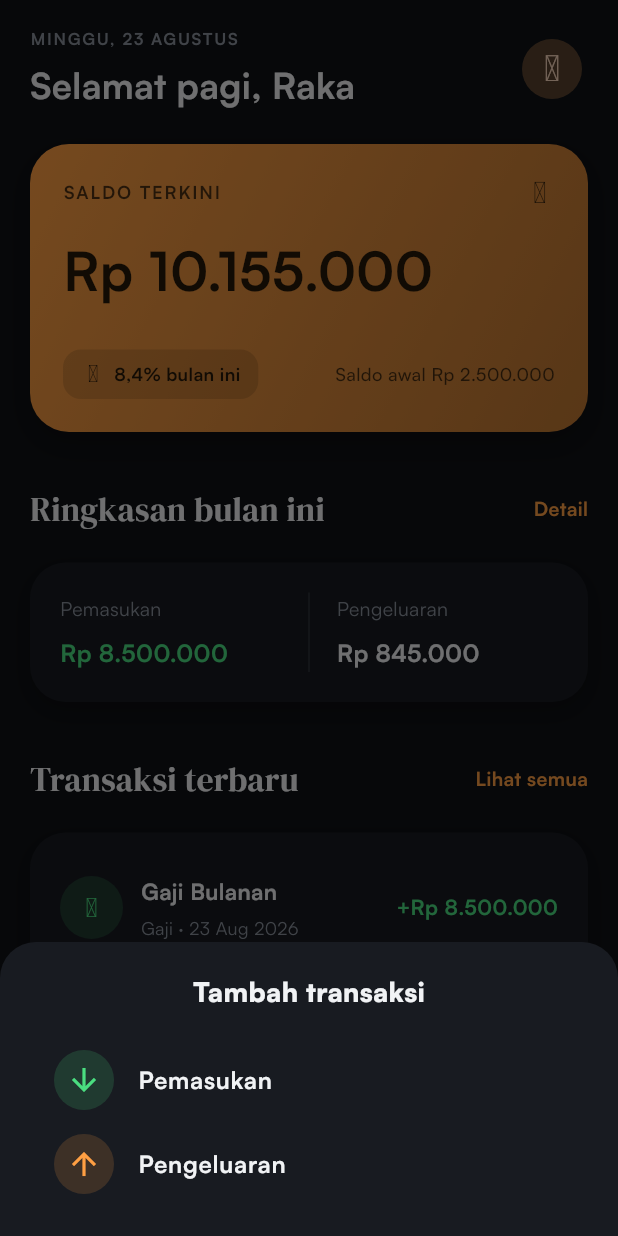
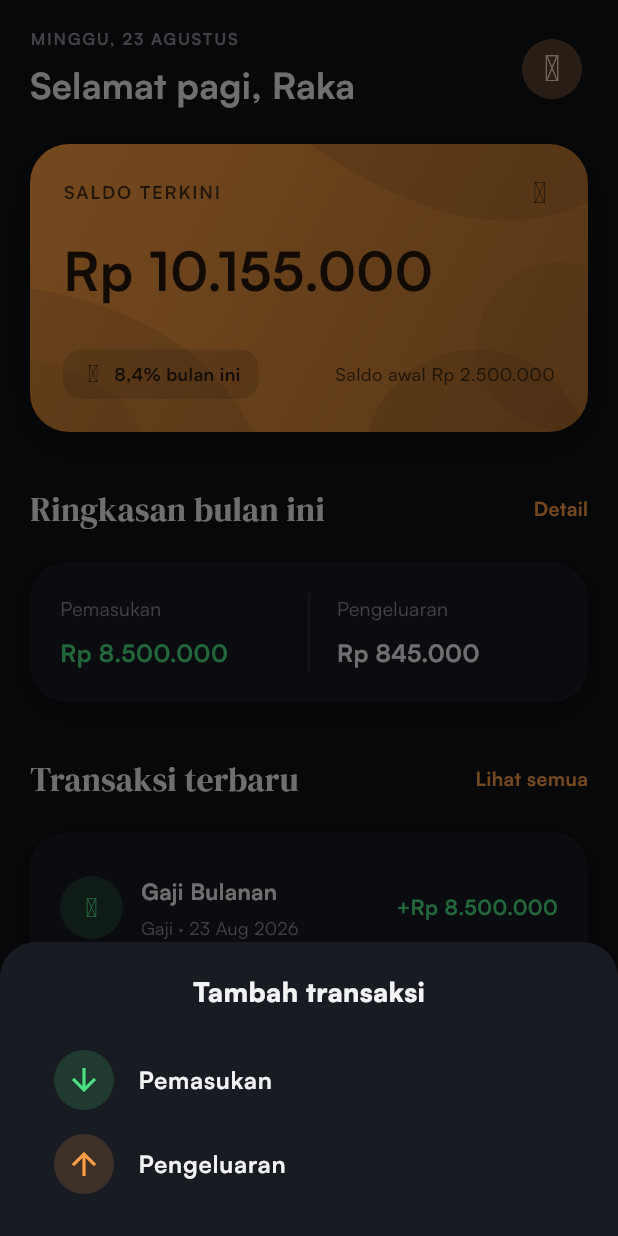
Before and after one commit to rezapranata089-bit/Finance, a Flutter app: the screen it shows after launch, after a tap on the "add" icon, on a phone screen of 412 x 824 dp. Run offline on Flutter 3.47's test engine with Material 3 defaults, Android fonts, the light colour scheme and no system bars; our stand-ins replace flutter_riverpod, solar_icons.

Commit message:
Tambah desain gaya SVG pada card Saldo Terkini
Sess: d834bd8029b29c0e

```diff
--- a/lib/main.dart
+++ b/lib/main.dart
@@ -279,7 +279,7 @@ class DashboardPage extends ConsumerWidget {
           ]),
           const SizedBox(height: 22),
           Container(
-            padding: const EdgeInsets.all(22),
+            clipBehavior: Clip.hardEdge,
             decoration: BoxDecoration(
               gradient: LinearGradient(
                 begin: Alignment.topLeft,
@@ -295,6 +295,15 @@ class DashboardPage extends ConsumerWidget {
                 )
               ],
             ),
+            child: Stack(
+              children: [
+                Positioned.fill(
+                  child: CustomPaint(
+                    painter: CardPatternPainter(color: colors.onAccent),
+                  ),
+                ),
+                Padding(
+                  padding: const EdgeInsets.all(22),
                   child: Column(crossAxisAlignment: CrossAxisAlignment.start, children: [
                     Row(mainAxisAlignment: MainAxisAlignment.spaceBetween, children: [
                       Text('SALDO TERKINI', style: TextStyle(color: colors.onAccent.withOpacity(0.8), fontWeight: FontWeight.w600, fontSize: 12, letterSpacing: 1.2)),
@@ -325,6 +334,9 @@ class DashboardPage extends ConsumerWidget {
                       ),
                     ]),
                   ]),
+                ),
+              ],
+            ),
           ),
           const SizedBox(height: 36),
                     const SectionHeader(title: 'Ringkasan bulan ini', action: 'Detail'),
@@ -695,6 +707,53 @@ class SettingRow extends StatelessWidget {
   }
 }
 
+class CardPatternPainter extends CustomPainter {
+  final Color color;
+  const CardPatternPainter({required this.color});
+
+  @override
+  void paint(Canvas canvas, Size size) {
+    final paint1 = Paint()
+      ..color = color.withOpacity(0.1)
+      ..style = PaintingStyle.fill;
+
+    final paint2 = Paint()
+      ..color = color.withOpacity(0.06)
+      ..style = PaintingStyle.fill;
+
+    // Top right wave
+    final path1 = Path()
+      ..moveTo(size.width * 0.5, 0)
+      ..quadraticBezierTo(size.width * 0.8, size.height * 0.4, size.width, size.height * 0.2)
+      ..lineTo(size.width, 0)
+      ..close();
+    canvas.drawPath(path1, paint1);
+
+    // Right side circles
+    canvas.drawCircle(Offset(size.width * 0.95, size.height * 0.7), size.width * 0.15, paint2);
+    canvas.drawCircle(Offset(size.width * 0.8, size.height * 1.1), size.width * 0.2, paint1);
+
+    // Bottom left wave
+    final path2 = Path()
+      ..moveTo(0, size.height * 0.5)
+      ..quadraticBezierTo(size.width * 0.3, size.height * 0.6, size.width * 0.4, size.height)
+      ..lineTo(0, size.height)
+      ..close();
+    canvas.drawPath(path2, paint1);
+
+    // Bottom left smaller wave
+    final path3 = Path()
+      ..moveTo(0, size.height * 0.75)
+      ..quadraticBezierTo(size.width * 0.15, size.height * 0.8, size.width * 0.2, size.height)
+      ..lineTo(0, size.height)
+      ..close();
+    canvas.drawPath(path3, paint2);
+  }
+
+  @override
+  bool shouldRepaint(covariant CardPatternPainter oldDelegate) => oldDelegate.color != color;
+}
+
 class SparklinePainter extends CustomPainter {
   final Color color;
   const SparklinePainter({required this.color});
```
Lines whose indentation alone changed are shown as unchanged.
